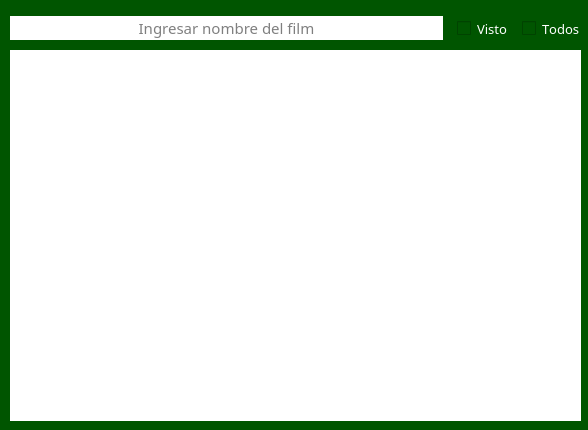
First picture: the form in gui/ventana_buscar.ui, repository QuitoAr/Cine, before the edit.
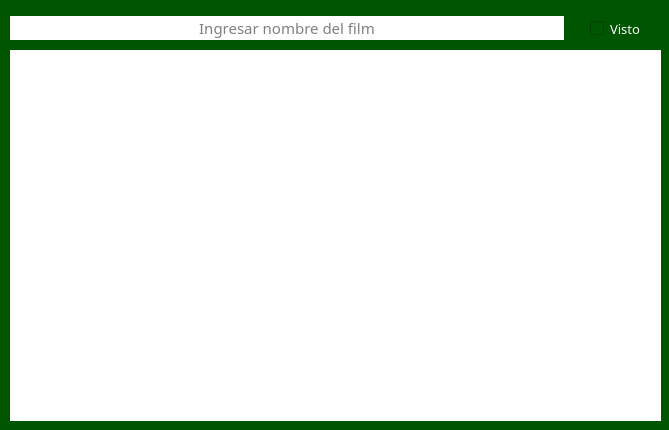
Second picture: the form after the edit. Icons and pictures are not drawn.

Commit message: Tablas Peliculas y Buscar corregidas

The edit to the form file:
```diff
--- a/gui/ventana_buscar.ui
+++ b/gui/ventana_buscar.ui
@@ -6,7 +6,7 @@
    <rect>
     <x>0</x>
     <y>0</y>
-    <width>588</width>
+    <width>669</width>
     <height>430</height>
    </rect>
   </property>
@@ -46,7 +46,7 @@
     <rect>
      <x>10</x>
      <y>50</y>
-     <width>571</width>
+     <width>651</width>
      <height>371</height>
     </rect>
    </property>
@@ -74,13 +74,13 @@
     <rect>
      <x>10</x>
      <y>10</y>
-     <width>571</width>
+     <width>631</width>
      <height>37</height>
     </rect>
    </property>
    <layout class="QHBoxLayout" name="horizontalLayout">
     <property name="spacing">
-     <number>14</number>
+     <number>26</number>
     </property>
     <item>
      <widget class="QLineEdit" name="txtBuscar">
@@ -129,16 +129,6 @@
       </property>
      </widget>
     </item>
-    <item>
-     <widget class="QCheckBox" name="checkBox">
-      <property name="styleSheet">
-       <string notr="true">color: rgb(255, 255, 255);</string>
-      </property>
-      <property name="text">
-       <string>Todos</string>
-      </property>
-     </widget>
-    </item>
    </layout>
   </widget>
   <zorder>layoutWidget</zorder>
```
The commit also changes 7 other files.
